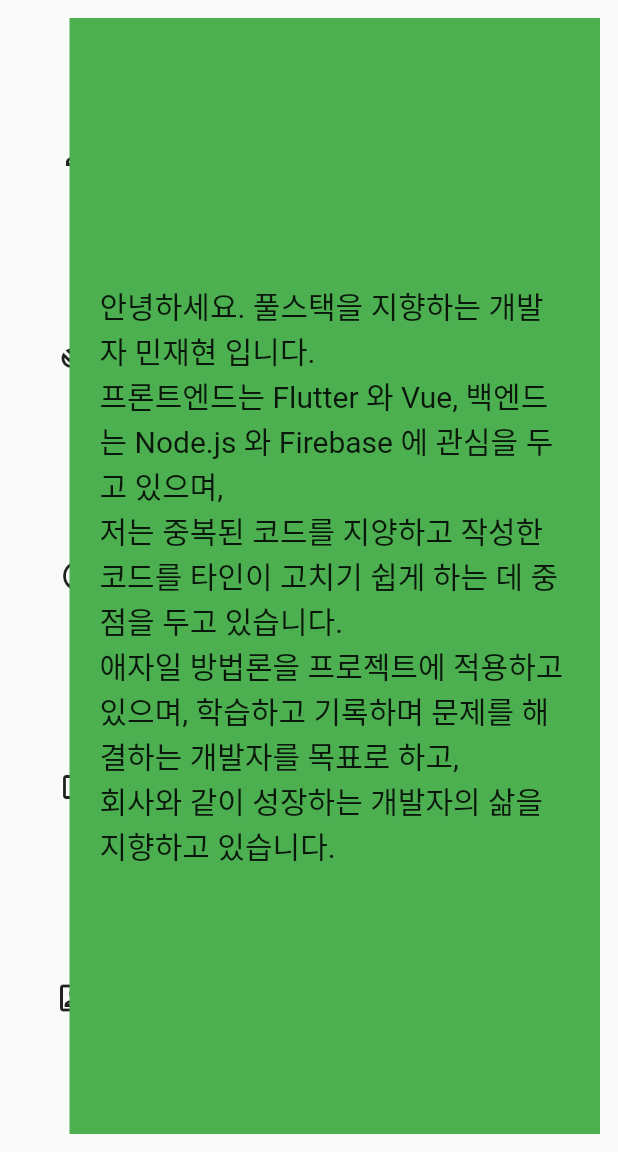
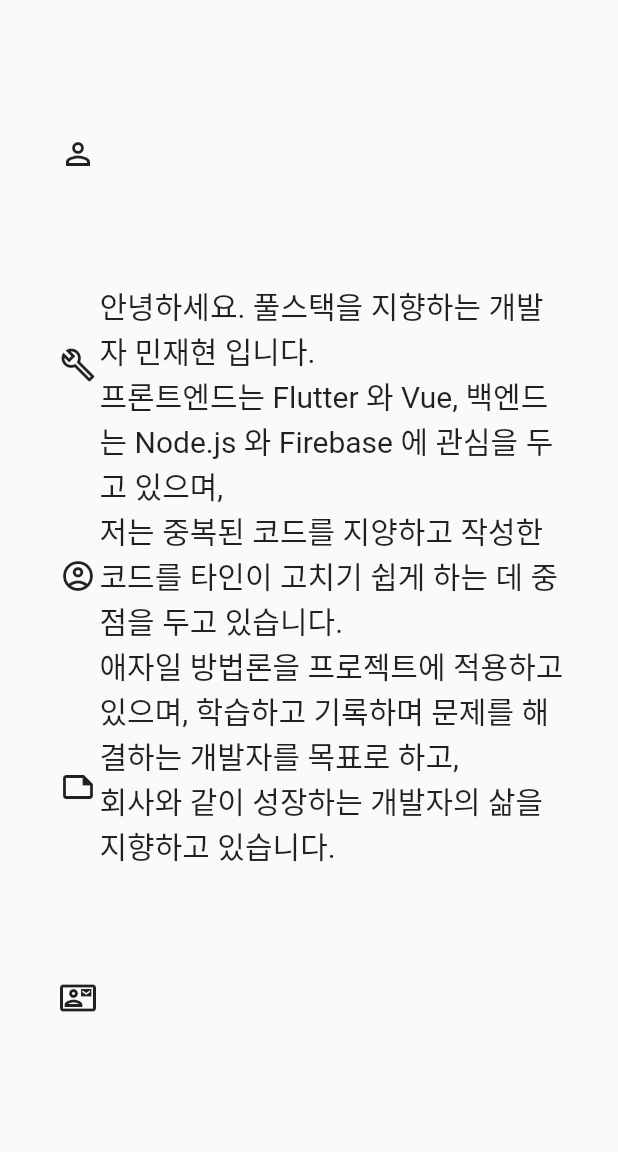
Before and after one commit to MinJaehyun/flutter_portfolio_, a Flutter app: the screen it shows after launch, on a phone screen of 412 x 824 dp, the part 84-1236 px from its top. Run offline on Flutter 3.47's test engine with Material 2 defaults, Android fonts, the phone set to English and light mode, and no system bars; drawn by our look-alikes of animated_text_kit; Roboto replaces fonts that are missing (Aggro); project files that could hold a hidden picture were left out.

Commit message:
색상없앰

```diff
--- a/lib/screen/about_list.dart
+++ b/lib/screen/about_list.dart
@@ -14,7 +14,7 @@
         height: double.infinity,
         margin: EdgeInsets.all(12.0),
         padding: EdgeInsets.all(20.0),
-        decoration: BoxDecoration(color: Colors.green),
+        // decoration: BoxDecoration(color: Colors.green),
         child: Center(
           child: AnimatedTextKit(
             animatedTexts: [
```
